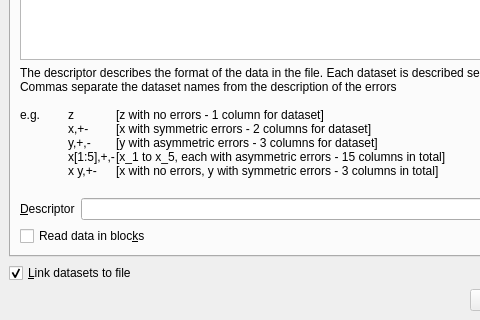
Above: dialogs/import.ui from veusz/veusz before the change; both pictures show x 0 to 480 and y 215 to 535 of the 645 by 535 pixel window. Below: the same form after it.
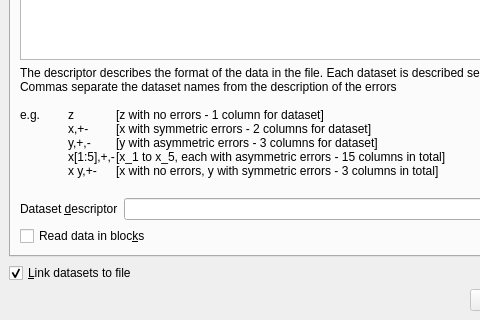
That is the form after the change.

Patch:
```diff
--- a/dialogs/import.ui
+++ b/dialogs/import.ui
@@ -141,7 +141,7 @@
          <item>
           <widget class="QLabel" name="label_2" >
            <property name="text" >
-            <string>&amp;Descriptor</string>
+            <string>Dataset &amp;descriptor</string>
            </property>
            <property name="buddy" >
             <cstring>descriptoredit</cstring>
```
Left out of the diff: 211 changed lines with no effect on the pictures.
